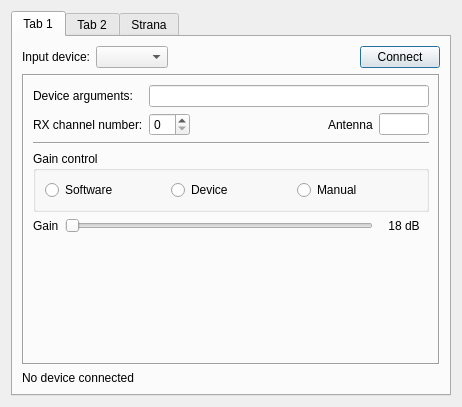
The window that gui/setupdialog.ui (KejPi/AbracaDABra) describes before a commit, drawn with Qt 5.
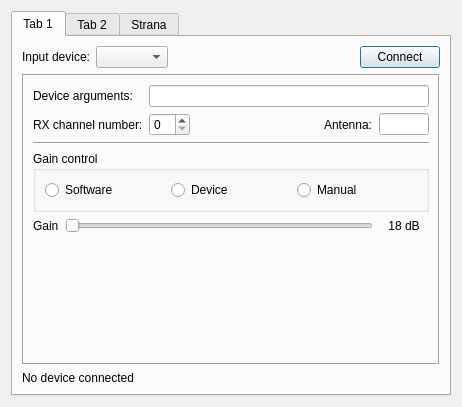
The same window after the commit. The open tabs and pages were chosen to show the change.

```diff
--- a/gui/setupdialog.ui
+++ b/gui/setupdialog.ui
@@ -740,7 +740,7 @@
            <item row="1" column="3">
             <widget class="QLabel" name="soapySdrAntennalLabel">
              <property name="text">
-              <string>Antenna</string>
+              <string>Antenna:</string>
              </property>
             </widget>
            </item>
```
Left out of the diff: 2 changed lines with no effect on the pictures.
